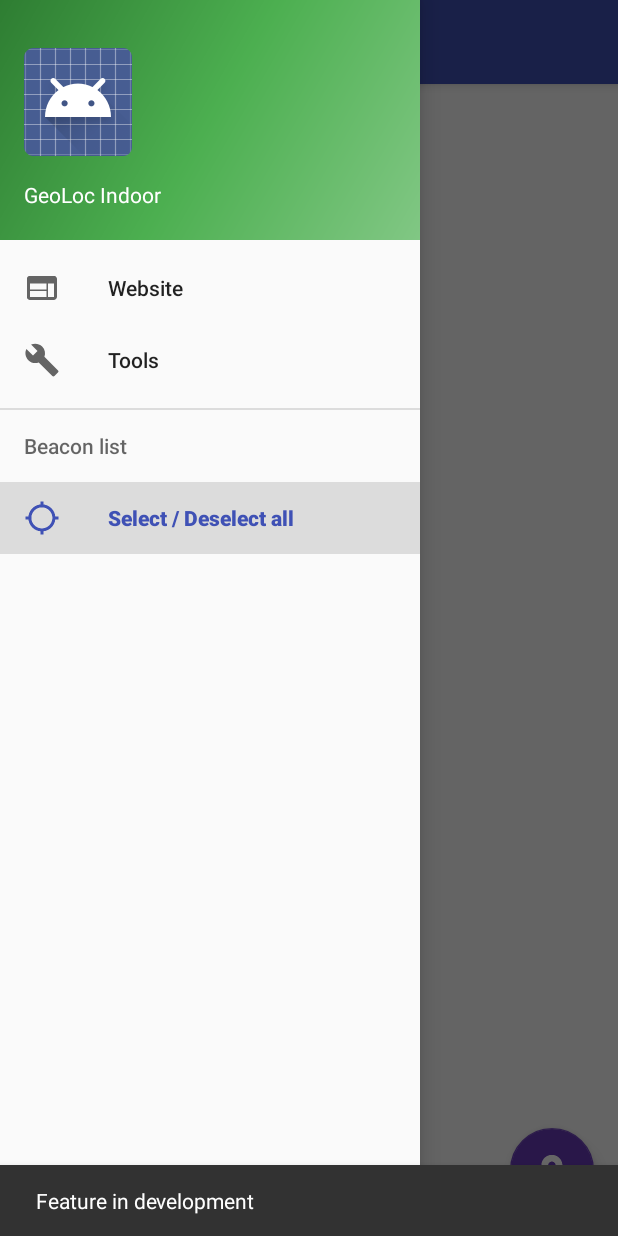
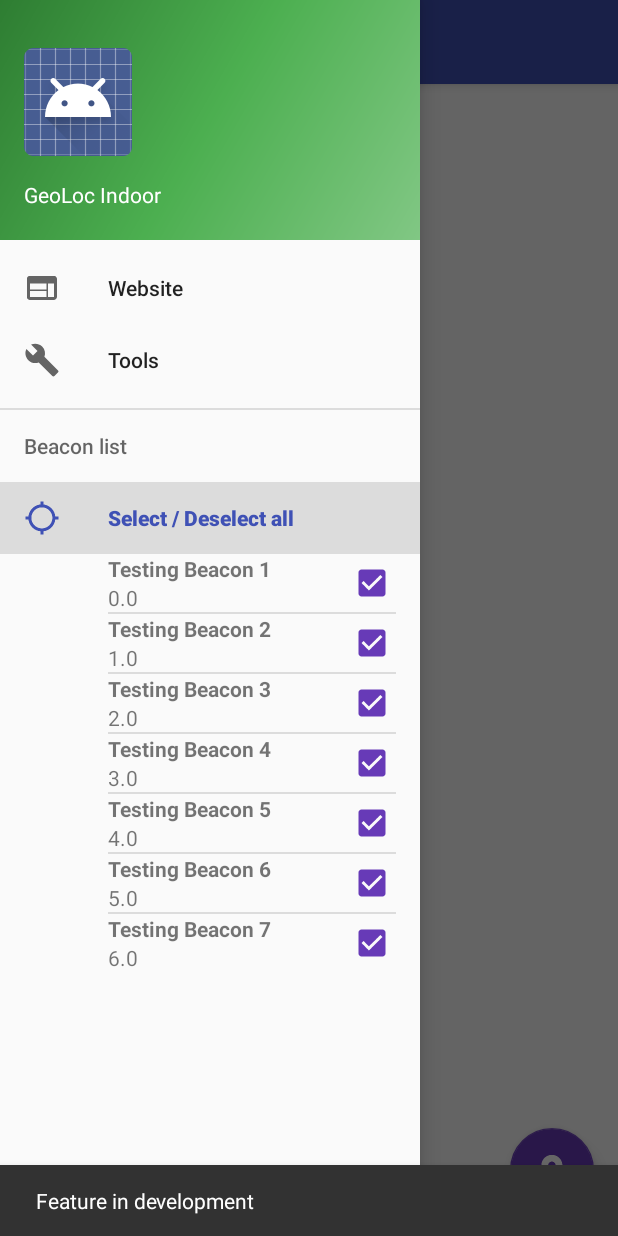
Before and after one commit to LouisCochinho/Geoloc_Indoor, an Android app: the screen it shows after launch (MainActivity), in the side drawer, after a tap on "Select / Deselect all", on a phone screen of 412 x 824 dp. Run offline under Robolectric (Android 15) with nearby library versions, the phone set to English and light mode, and no system bars; libraries missing offline, so code that uses them is left out: org.osmdroid.bonuspack, org.osmdroid.tileprovider, org.osmdroid.util, org.osmdroid.views, org.springframework.http and 1 more; 18 statements that could not run were skipped.

Commit message:
Select/Deselect fake beacons

```diff
--- a/app/src/main/java/com/imag/air/geoloc_indoor/MainActivity.java
+++ b/app/src/main/java/com/imag/air/geoloc_indoor/MainActivity.java
@@ -36,9 +36,15 @@ import android.widget.Toast;
 
 import org.osmdroid.bonuspack.overlays.FolderOverlay;
 import org.osmdroid.bonuspack.overlays.Marker;
+import org.osmdroid.tileprovider.MapTileProviderBasic;
+import org.osmdroid.tileprovider.tilesource.FileBasedTileSource;
+import org.osmdroid.tileprovider.tilesource.ITileSource;
 import org.osmdroid.tileprovider.tilesource.TileSourceFactory;
+import org.osmdroid.tileprovider.tilesource.XYTileSource;
 import org.osmdroid.util.GeoPoint;
 import org.osmdroid.views.MapView;
+import org.osmdroid.views.overlay.mylocation.GpsMyLocationProvider;
+import org.osmdroid.views.overlay.mylocation.MyLocationNewOverlay;
 
 import java.util.ArrayList;
 import java.util.HashMap;
@@ -94,16 +100,16 @@ public class MainActivity extends AppCompatActivity implements NavigationView.On
     /**
      * Map to store marker with associated id
      */
-    private Map<Long, Marker> markerMap;
+    private Map<Integer, Marker> markerMap;
 
     private LocationService locationService;
 
 
     // If network is off, the application displays an AlertDialog and closes
 
-
     private boolean isGeolocated = false;
 
+    private ArrayList<LocationHistory> lh = new ArrayList<>();;
     @Override
     protected void onCreate(Bundle savedInstanceState) {
         super.onCreate(savedInstanceState);
@@ -118,10 +124,13 @@ public class MainActivity extends AppCompatActivity implements NavigationView.On
 
         lvBeacon = (ListView) findViewById(R.id.lv_beacons);
 
+
       /*
       bla = new BeaconListAdapter(getTestingBeaconIdList(15));
       lvBeacon.setAdapter(bla);
       */
+
+
 
         beaconOverlayVisible = false;
 
@@ -217,24 +226,33 @@ public class MainActivity extends AppCompatActivity implements NavigationView.On
         mOverlay = new FolderOverlay(this);
         mMapView.getOverlays().add(mOverlay);
 
-        LocationHistory l1, l2, l3, l4, l5, l6, l7;
 
-        l1 = new LocationHistory(1, "Testing Beacon 1", 45.1846431, 5.7526904);
-        l2 = new LocationHistory(2, "Testing Beacon 2", 45.1845412, 5.7543592);
-        l3 = new LocationHistory(3, "Testing Beacon 3", 45.1935769, 5.7680371);
-        l4 = new LocationHistory(4, "Testing Beacon 4", 45.1841286, 5.7554077);
-        l5 = new LocationHistory(5, "Testing Beacon 5", 45.1833388, 5.7536574);
-        l6 = new LocationHistory(6, "Testing Beacon 6", 45.1857809, 5.7514625);
-        l7 = new LocationHistory(7, "Testing Beacon 7", 45.1853263, 5.758263);
 
-        placeNewMarker(l1);
+
+
+        lh.add(new LocationHistory(0, "Testing Beacon 1", 45.1846431, 5.7526904));
+        lh.add(new LocationHistory(1, "Testing Beacon 2", 45.1845412, 5.7543592));
+        lh.add(new LocationHistory(2, "Testing Beacon 3", 45.1935769, 5.7680371));
+        lh.add(new LocationHistory(3, "Testing Beacon 4", 45.1841286, 5.7554077));
+        lh.add(new LocationHistory(4, "Testing Beacon 5", 45.1833388, 5.7536574));
+        lh.add(new LocationHistory(5, "Testing Beacon 6", 45.1857809, 5.7514625));
+        lh.add(new LocationHistory(6, "Testing Beacon 7", 45.1853263, 5.758263));
+
+
+       /* placeNewMarker(l1);
         placeNewMarker(l2);
         placeNewMarker(l3);
         placeNewMarker(l4);
         placeNewMarker(l5);
         placeNewMarker(l6);
-        placeNewMarker(l7);
+        placeNewMarker(l7);*/
 
+       /* MyLocationNewOverlay mLocationOverlay = new MyLocationNewOverlay(getApplicationContext(),mMapView);
+        mLocationOverlay.enableMyLocation(new GpsMyLocationProvider(getApplicationContext()));
+        mMapView.getOverlays().add(mLocationOverlay);
+        GeoPoint gp = mLocationOverlay.getMyLocation();
+        placeMe(new LocationHistory(8,"Me",gp.getLatitude(),gp.getLongitude()));
+        */
     }
 
     /**
@@ -350,9 +368,16 @@ public class MainActivity extends AppCompatActivity implements NavigationView.On
         protected void onPostExecute(List<BeaconId> location) {
             if (location != null) {
                 bla = new BeaconListAdapter(location);
+                BeaconId bi = location.get(0);
+                Toast.makeText(MainActivity.this, "beacon : "+bi.toString(), Toast.LENGTH_SHORT).show();
                 lvBeacon.setAdapter(bla);
-            } else
+            } else {
                 Toast.makeText(MainActivity.this, "Request to server failed", Toast.LENGTH_SHORT).show();
+                //placeNewMarker();
+                bla = new BeaconListAdapter(getTestingBeaconIdList());
+                lvBeacon.setAdapter(bla);
+
+            }
         }
     }
 
@@ -374,14 +399,27 @@ public class MainActivity extends AppCompatActivity implements NavigationView.On
             setIcon21(mMarker);
 
         mOverlay.add(mMarker);
-        markerMap.put(lh.getId(), mMarker);
+        markerMap.put(lh.getId().intValue(), mMarker);
 
-        mMapView.invalidate();
     }
 
-    public void removeMarker(double id) {
-        mOverlay.remove(markerMap.get(id));
-        markerMap.remove(id);
+    public void placeNewMarker(int index) {
+        Marker mMarker = new Marker(mMapView);
+        LocationHistory localLh = this.lh.get(index);
+        mMarker.setPosition(new GeoPoint(localLh.getLatitude(), localLh.getLongitude()));
+        mMarker.setTitle(String.valueOf(localLh.getLabel()));
+        mMarker.setSnippet(getString(R.string.floor) + localLh.getLevel() + "\n"
+                + "ID : " + localLh.getId());
+
+
+        if (Build.VERSION.SDK_INT < Build.VERSION_CODES.KITKAT)
+            setIcon19(mMarker);
+        else
+            setIcon21(mMarker);
+
+        mOverlay.add(mMarker);
+
+        markerMap.put(localLh.getId().intValue(), mMarker);
     }
 
     /**
@@ -402,9 +440,41 @@ public class MainActivity extends AppCompatActivity implements NavigationView.On
                 setIcon21(mMarker);
 
             mOverlay.add(mMarker);
-            markerMap.put(l.getId(), mMarker);
+            markerMap.put(l.getId().intValue(), mMarker);
         }
         mMapView.invalidate();
+    }
+
+    public void placeAllMarkers(){
+        Toast.makeText(MainActivity.this, "placeAll", Toast.LENGTH_SHORT).show();
+        for (LocationHistory l : lh) {
+            Marker mMarker = new Marker(mMapView);
+            mMarker.setPosition(new GeoPoint(l.getLatitude(), l.getLongitude()));
+            mMarker.setTitle(String.valueOf(l.getLabel()));
+            mMarker.setSnippet(getString(R.string.floor) + l.getLevel() + "\n" + "ID : " + l.getId());
+
+            if (Build.VERSION.SDK_INT < Build.VERSION_CODES.KITKAT)
+                setIcon19(mMarker);
+            else
+                setIcon21(mMarker);
+
+            if(markerMap.get(l.getId().intValue()) == null){
+                mOverlay.add(mMarker);
+                markerMap.put(l.getId().intValue(), mMarker);
+            }
+        }
+    }
+
+    public void removeMarker(int index) {
+        mOverlay.remove(markerMap.get(index));
+        markerMap.remove(index);
+    }
+
+    public void removeAllMarkers(){
+        int s = markerMap.size();
+        for(int i = 0;i<s;i++){
+            removeMarker(i);
+        }
     }
 
     public void placeMe(LocationHistory lh) {
@@ -414,7 +484,7 @@ public class MainActivity extends AppCompatActivity implements NavigationView.On
         mMarker.setSnippet(getString(R.string.floor) + lh.getLevel() + "\n" + "ID : " + lh.getId());
         mMarker.setIcon(getResources().getDrawable(R.drawable.ic_place_white_48dp));
         mOverlay.add(mMarker);
-        markerMap.put(lh.getId(), mMarker);
+        markerMap.put(lh.getId().intValue(), mMarker);
 
         mMapView.invalidate();
     }
@@ -422,14 +492,23 @@ public class MainActivity extends AppCompatActivity implements NavigationView.On
     /**
      * Generate a BeaconId list to test the lvBeacon ListView
      *
-     * @param n The number of beacons
+     *
      * @return A list with n BeaconId
      */
-    private List<BeaconId> getTestingBeaconIdList(int n) {
+    /*private List<BeaconId> getTestingBeaconIdList(int n) {
         List<BeaconId> r = new ArrayList<>();
         for (int i = 0; i < n; i++)
             r.add(new BeaconId(i, "Testing Beacon" + i));
 
+        return r;
+    }*/
+
+    private List<BeaconId> getTestingBeaconIdList(){
+        List<BeaconId> r = new ArrayList<>();
+        for (int i = 0; i < lh.size(); i++) {
+            LocationHistory lh_tmp = lh.get(i);
+            r.add(new BeaconId(lh_tmp.getId(), lh_tmp.getLabel()));
+        }
         return r;
     }
 
@@ -472,21 +551,54 @@ public class MainActivity extends AppCompatActivity implements NavigationView.On
                 holder.name = (TextView) view.findViewById(R.id.tv_name);
                 holder.id = (TextView) view.findViewById(R.id.tv_id);
                 holder.cb = (CheckBox) view.findViewById(R.id.cb_check);
-                holder.cb.setOnCheckedChangeListener(new CompoundButton.OnCheckedChangeListener() {
+
+                /*holder.cb.setOnCheckedChangeListener(new CompoundButton.OnCheckedChangeListener() {
                     @Override
                     public void onCheckedChanged(CompoundButton buttonView, boolean isChecked) {
-                        if (isChecked) {
+                        Toast.makeText(MainActivity.this, "change", Toast.LENGTH_SHORT).show();
+                       // if(buttonView.isShown()){
+
+                            Toast.makeText(MainActivity.this, "shown", Toast.LENGTH_SHORT).show();
+                            if (isChecked) {
+                                // CheckBox have been checked, let's add the value in the table !
+                                mCheckStates.put((Integer) buttonView.getTag(), isChecked);
+                                // TODO Subscribe MQTT
+                                // placeNewMarker
+
+                                placeNewMarker((Integer)buttonView.getTag());
+                            } else {
+                                mCheckStates.delete((Integer) buttonView.getTag());
+                                // TODO Unsubscribe MQTT
+                                // removeMarker
+                                removeMarker(((Integer) buttonView.getTag()).longValue());
+                            }
+                            mMapView.invalidate();
+                       // }
+                    }
+                });*/
+
+                holder.cb.setOnClickListener(new View.OnClickListener() {
+                    @Override
+                    public void onClick(View v) {
+                        CheckBox checkBox = (CheckBox)v;
+                        if ((checkBox.isChecked())) {
                             // CheckBox have been checked, let's add the value in the table !
-                            mCheckStates.put((Integer) buttonView.getTag(), isChecked);
+
+                            mCheckStates.put((Integer) checkBox.getTag(), checkBox.isChecked());
                             // TODO Subscribe MQTT
                             // placeNewMarker
+
+                            placeNewMarker((Integer)checkBox.getTag());
                         } else {
-                            mCheckStates.delete((Integer) buttonView.getTag());
+                            mCheckStates.delete((Integer) checkBox.getTag());
                             // TODO Unsubscribe MQTT
                             // removeMarker
+                            removeMarker(((Integer) checkBox.getTag()));
                         }
+                        mMapView.invalidate();
                     }
                 });
+
 
                 view.setTag(holder);
                 view.setTag(R.id.cb_check, holder.cb);
@@ -516,13 +628,16 @@ public class MainActivity extends AppCompatActivity implements NavigationView.On
             if (mCheckStates.size() == list.size()) {
                 mCheckStates.clear();
                 notifyDataSetChanged();
+                removeAllMarkers();
             } else {
                 for (int i = 0; i < list.size(); i++) {
                     if (!mCheckStates.get(i))
                         mCheckStates.put(i, true);
                 }
                 notifyDataSetChanged();
+                placeAllMarkers();
             }
+            mMapView.invalidate();
         }
     }
 
--- a/app/src/main/java/com/imag/air/geoloc_indoor/service/AmazonService.java
+++ b/app/src/main/java/com/imag/air/geoloc_indoor/service/AmazonService.java
@@ -11,6 +11,7 @@ import com.imag.air.geoloc_indoor.domain.BeaconId;
 public class AmazonService {
 
     public static final String rootUrl = "http://ec2-52-58-8-165.eu-central-1.compute.amazonaws.com:8080";
+    //public static final String rootUrl = "http://ec2-52-32-26-115.us-west-2.compute.amazonaws.com:8080";
 
 
     public static List<BeaconId> getDeviceList(){
--- a/app/src/main/res/layout/app_bar_main.xml
+++ b/app/src/main/res/layout/app_bar_main.xml
@@ -6,7 +6,7 @@
     android:layout_width="match_parent"
     android:layout_height="match_parent"
     android:fitsSystemWindows="true"
-    tools:context="fr.imag.air.geolocindoor.MainActivity">
+    tools:context="com.imag.air.geoloc_indoor.MainActivity">
 
     <android.support.design.widget.AppBarLayout
         android:layout_width="match_parent"
```
